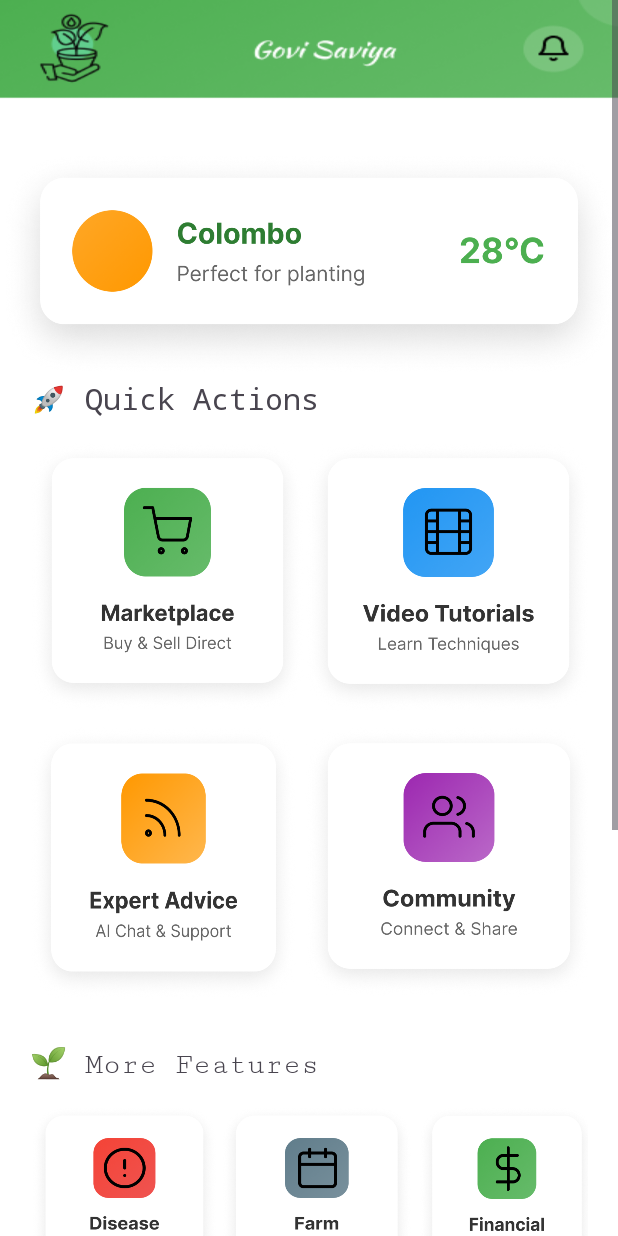
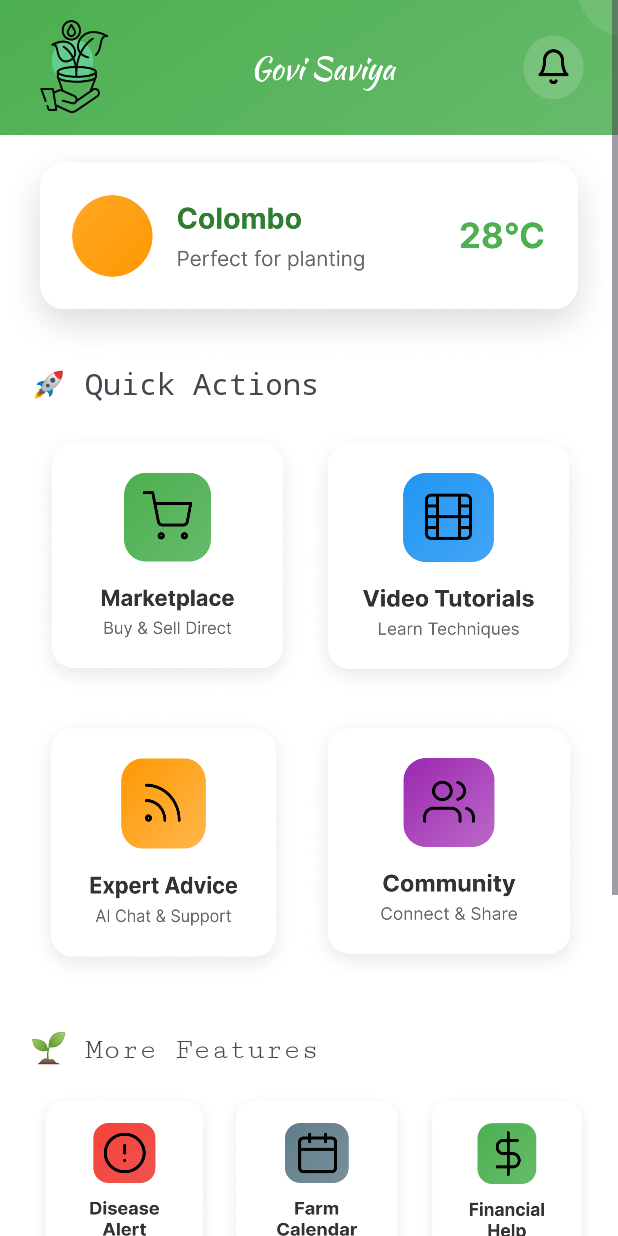
Before and after one commit to Dinushan4568/Govi_saviya, an Android app: the HomeActivity screen opened directly, with no data from a screen before it, on a phone screen of 412 x 824 dp. Run offline under Robolectric (Android 15) with nearby library versions, the phone set to English and light mode, and no system bars; Roboto replaces fonts that are not available here.

Commit message:
home background done

```diff
--- a/app/src/main/res/layout/activity_home.xml
+++ b/app/src/main/res/layout/activity_home.xml
@@ -4,7 +4,7 @@
     xmlns:tools="http://schemas.android.com/tools"
     android:layout_width="match_parent"
     android:layout_height="match_parent"
-    android:background="@drawable/home"
+    android:background="@color/white"
     android:fillViewport="true">
 
 
@@ -12,11 +12,21 @@
     <LinearLayout
         android:layout_width="match_parent"
         android:layout_height="wrap_content"
-        android:layout_marginTop="100dp"
+        android:layout_marginTop="0dp"
         android:orientation="vertical"
-        android:paddingBottom="80dp">
+        android:paddingBottom="0dp">
 
         <!-- Weather Card -->
+
+        <LinearLayout
+            android:layout_width="match_parent"
+            android:layout_height="90dp"
+            android:background="@drawable/bg_header"
+            android:gravity="center_vertical"
+            android:orientation="horizontal"
+            android:padding="20dp">
+
+        </LinearLayout>
 
         <LinearLayout
             android:layout_width="match_parent"
@@ -157,7 +167,7 @@
             android:gravity="center"
             android:orientation="horizontal"
             android:paddingTop="12dp"
-            android:paddingBottom="12dp">
+            android:paddingBottom="0dp">
 
             <ImageView
                 android:layout_width="80dp"
```
Also changed, not shown: app/src/main/res/drawable/bg_header.png (added), app/src/main/res/drawable/home.png (deleted).
